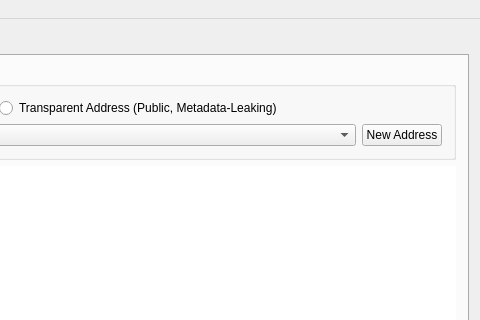
First picture: the form in src/mainwindow.ui, repository the-hempcoin-foundation/SilentDragon, before the edit; both pictures show x 488 to 968 and y 0 to 320 of the 968 by 616 pixel window.
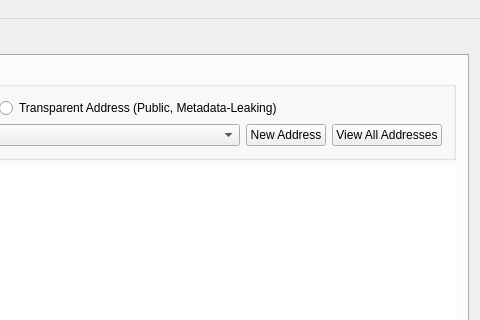
Second picture: the form after the edit. Icons and pictures are not drawn. Custom widgets are drawn as their Qt base class.

Diff of the .ui file:
```diff
--- a/src/mainwindow.ui
+++ b/src/mainwindow.ui
@@ -775,6 +775,13 @@
                  </property>
                 </widget>
                </item>
+               <item>
+                <widget class="QPushButton" name="btnViewAllAddresses">
+                 <property name="text">
+                  <string>View All Addresses</string>
+                 </property>
+                </widget>
+               </item>
               </layout>
              </item>
             </layout>
```
Left out of the diff: 18 changed lines with no effect on the pictures.
